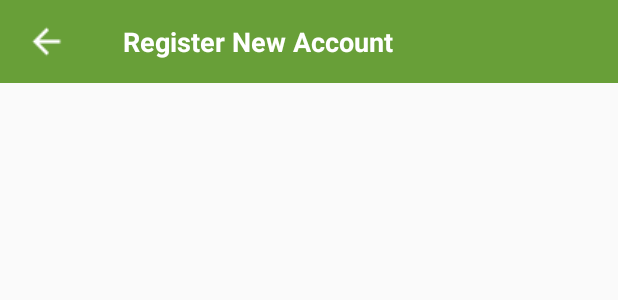
After one commit to thomastran/helocoop-android, an Android app: the layout toolbar_layout_for_main.xml on its own in the app's theme, with its tools: preview values and no code run, on a phone screen of 412 x 824 dp. The commit adds this screen. Shown: the top 300 px of the screen. Run offline under Robolectric (Android 15) with nearby library versions, the phone set to English and light mode, and no system bars.

```diff
--- a/app/src/main/java/com/novahub/voipcall/activity/ActivateActivity.java
+++ b/app/src/main/java/com/novahub/voipcall/activity/ActivateActivity.java
@@ -52,7 +52,11 @@ public class ActivateActivity extends AppCompatActivity implements View.OnClickL
         Toolbar toolbar = (Toolbar) findViewById(R.id.toolbar);
         setSupportActionBar(toolbar);
         initializeComponents();
-        if(SharePreferences.getData(getApplicationContext(), SharePreferences.INSTANCE_ID) == null) {
+        //After get the activate code from server, this will help us to get InstanceId To send GCM
+//        requestGcmInstanceId();
+    }
+    private void requestGcmInstanceId() {
+        if(SharePreferences.getData(getApplicationContext(), SharePreferences.INSTANCE_ID) == SharePreferences.EMPTY) {
             if (NetworkUtil.isOnline(getApplicationContext())) {
                 if (checkPlayServices()) {
                     // Start IntentService to register this application with GCM.
--- /dev/null
+++ b/app/src/main/res/drawable/background_back.xml
@@ -0,0 +1,7 @@
+<?xml version="1.0" encoding="utf-8"?>
+<selector xmlns:android="http://schemas.android.com/apk/res/android">
+    <item android:state_pressed="true"
+        android:drawable="@drawable/background_back_pressed" />
+    <item  android:state_focused="false"
+        android:drawable="@drawable/background_back_normal" />
+</selector>
--- /dev/null
+++ b/app/src/main/res/drawable/background_back_normal.xml
@@ -0,0 +1,4 @@
+<?xml version="1.0" encoding="UTF-8"?>
+<shape xmlns:android="http://schemas.android.com/apk/res/android">
+    <solid android:color="@color/primary_dark"/>
+</shape>
--- /dev/null
+++ b/app/src/main/res/drawable/background_back_pressed.xml
@@ -0,0 +1,4 @@
+<?xml version="1.0" encoding="UTF-8"?>
+<shape xmlns:android="http://schemas.android.com/apk/res/android">
+    <solid android:color="@color/material_light_green_200"/>
+</shape>
--- a/app/src/main/res/layout/activity_making_call_conference.xml
+++ b/app/src/main/res/layout/activity_making_call_conference.xml
@@ -200,7 +200,7 @@
                     android:layout_height="wrap_content"
                     android:textAppearance="?android:attr/textAppearanceMedium"
                     android:id="@+id/textViewNumberFound"
-                    android:textSize="20sp"
+                    android:textSize="16sp"
                     android:textStyle="bold"
                     android:textColor="@color/material_blue_grey_900" />
 
--- /dev/null
+++ b/app/src/main/res/layout/toolbar_layout_for_main.xml
@@ -0,0 +1,59 @@
+<?xml version="1.0" encoding="utf-8"?>
+<android.support.v7.widget.Toolbar xmlns:android="http://schemas.android.com/apk/res/android"
+    xmlns:app="http://schemas.android.com/apk/res-auto"
+    android:layout_width="match_parent"
+    android:layout_height="55dp"
+    app:contentInsetStart="0dp"
+    android:elevation="0dp"
+    android:weightSum="2"
+    android:orientation="horizontal">
+
+    <LinearLayout
+        android:orientation="horizontal"
+        android:layout_width="match_parent"
+        android:layout_height="match_parent"
+        android:layout_weight="2"
+        android:weightSum="2">
+
+        <LinearLayout
+            android:orientation="vertical"
+            android:layout_width="match_parent"
+            android:layout_height="match_parent"
+            android:layout_weight="1.7"
+            android:id="@+id/linearLayoutBack"
+            android:background="@drawable/background_back"
+            android:gravity="center|center_vertical|center_horizontal"
+            android:visibility="visible">
+
+            <ImageView
+                android:layout_width="wrap_content"
+                android:layout_height="wrap_content"
+                android:id="@+id/imageView"
+                android:src="@drawable/ic_arrow_back_white_18dp" />
+        </LinearLayout>
+
+        <LinearLayout
+            android:layout_width="match_parent"
+            android:layout_height="match_parent"
+            android:orientation="horizontal"
+            android:weightSum="10"
+            android:background="@color/primary_dark"
+            android:gravity="center|center_vertical|center_horizontal|left"
+            android:layout_weight="0.3"
+            android:paddingLeft="20dp">
+
+
+            <TextView
+                android:layout_width="wrap_content"
+                android:layout_height="wrap_content"
+                android:textAppearance="?android:attr/textAppearanceMedium"
+                android:text="Register New Account"
+                android:id="@+id/textViewTitle"
+                android:textColor="#ffffff"
+                android:textStyle="bold" />
+        </LinearLayout>
+
+    </LinearLayout>
+
+
+</android.support.v7.widget.Toolbar>
--- a/app/src/main/res/values/strings.xml
+++ b/app/src/main/res/values/strings.xml
@@ -133,5 +133,6 @@
     <string name="found_one">We have found 1 person ready to help you</string>
     <string name="found_two">We have found 2 people ready to help you</string>
     <string name="waiting_incoming_call">Waiting for the incoming call from server</string>
+    <string name="title_activity_show_results">ShowResultsActivity</string>
 
 </resources>
```
Also changed, not shown: app/src/main/AndroidManifest.xml (+15 -15 lines), app/src/main/java/com/novahub/voipcall/activity/MakingCallConferenceActivity.java (+90 -26 lines), app/src/main/java/com/novahub/voipcall/activity/ShowResultsActivity.java (added, +59 -0 lines), app/src/main/java/com/novahub/voipcall/apiendpoint/EndPointInterface.java (+9 -0 lines), app/src/main/java/com/novahub/voipcall/services/UpdateLocationService.java (added, +118 -0 lines), app/src/main/java/com/novahub/voipcall/sharepreferences/SharePreferences.java (+2 -30 lines), app/src/main/java/com/novahub/voipcall/utils/Asset.java (+8 -0 lines), app/src/main/java/com/novahub/voipcall/utils/EndCallListener.java (added, +45 -0 lines), app/src/main/res/layout/activity_show_results.xml (added, +24 -0 lines).
